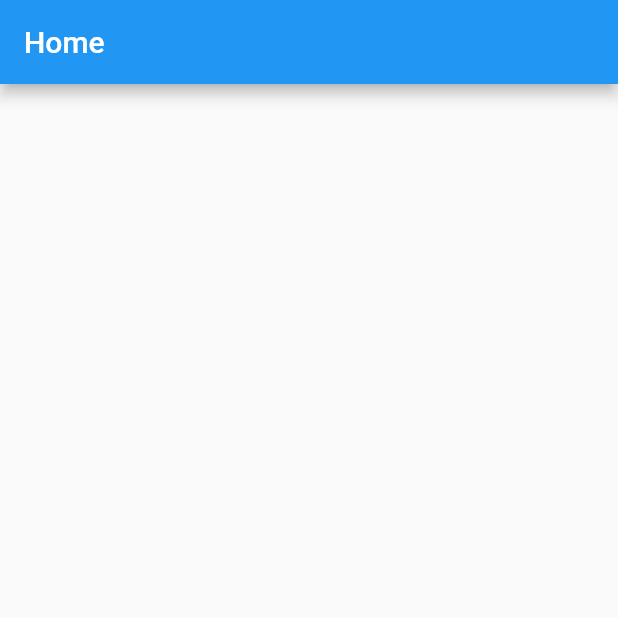
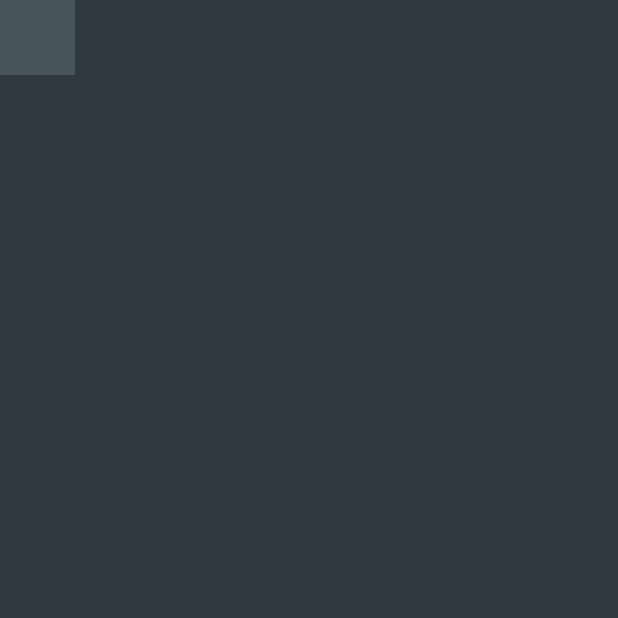
Before and after one commit to renankanu/app_fast_dish, a Flutter app: the screen it shows after launch, on a phone screen of 412 x 824 dp, the top half of it. Run offline on Flutter 3.47's test engine with Material 2 defaults, Android fonts, the phone set to English and light mode, and no system bars; our stand-ins replace flutter_modular, mobx; generated files the repository leaves out were written again.

Commit message:
Feature - create custom colors

```diff
--- a/lib/app/app_module.dart
+++ b/lib/app/app_module.dart
@@ -1,8 +1,10 @@
+import 'package:app_fast_dish/app/modules/intro_page/intro_page.dart';
+
 import 'app_controller.dart';
 import 'package:flutter_modular/flutter_modular.dart';
 import 'package:flutter/material.dart';
 import 'package:app_fast_dish/app/app_widget.dart';
-import 'package:app_fast_dish/app/modules/home/home_module.dart';
+import 'package:app_fast_dish/app/modules/home_page/home_module.dart';
 
 class AppModule extends MainModule {
   @override
@@ -12,7 +14,8 @@ class AppModule extends MainModule {
 
   @override
   List<ModularRouter> get routers => [
-        ModularRouter(Modular.initialRoute, module: HomeModule()),
+        ModularRouter(Modular.initialRoute, child: (_, __) => IntroPage()),
+        ModularRouter('/home', module: HomeModule()),
       ];
 
   @override
--- a/lib/app/app_widget.dart
+++ b/lib/app/app_widget.dart
@@ -5,8 +5,9 @@ class AppWidget extends StatelessWidget {
   @override
   Widget build(BuildContext context) {
     return MaterialApp(
+      debugShowCheckedModeBanner: false,
       navigatorKey: Modular.navigatorKey,
-      title: 'Flutter Slidy',
+      title: 'Fast Dish',
       theme: ThemeData(
         primarySwatch: Colors.blue,
       ),
--- /dev/null
+++ b/lib/app/modules/intro_page/intro_page.dart
@@ -0,0 +1,16 @@
+import 'package:app_fast_dish/app/utils/custom_colors.dart';
+import 'package:flutter/material.dart';
+
+class IntroPage extends StatelessWidget {
+  @override
+  Widget build(BuildContext context) {
+    return Scaffold(
+      backgroundColor: CustomColors.outerSpace,
+      body: Column(
+        children: [
+          Container(width: 50, height: 50, color: CustomColors.riverBed),
+        ],
+      ),
+    );
+  }
+}
--- /dev/null
+++ b/lib/app/utils/custom_colors.dart
@@ -0,0 +1,9 @@
+import 'package:flutter/material.dart';
+
+class CustomColors {
+  static const Color outerSpace = Color(0xFF303841);
+  static const Color riverBed = Color(0xFF48545C);
+  static const Color alizarinCrimson = Color(0xFFD72323);
+  static const Color pomegranate = Color(0xFFF63838);
+  static const Color magnolia = Color(0xFFFAF7FF);
+}
```
Also changed, not shown: lib/app/modules/home_page/home_controller.dart (renamed from lib/app/modules/home/home_controller.dart), lib/app/modules/home_page/home_controller.g.dart (renamed from lib/app/modules/home/home_controller.g.dart), lib/app/modules/home_page/home_module.dart (renamed from lib/app/modules/home/home_module.dart), lib/app/modules/home_page/home_page.dart (renamed from lib/app/modules/home/home_page.dart), 2 other files.
